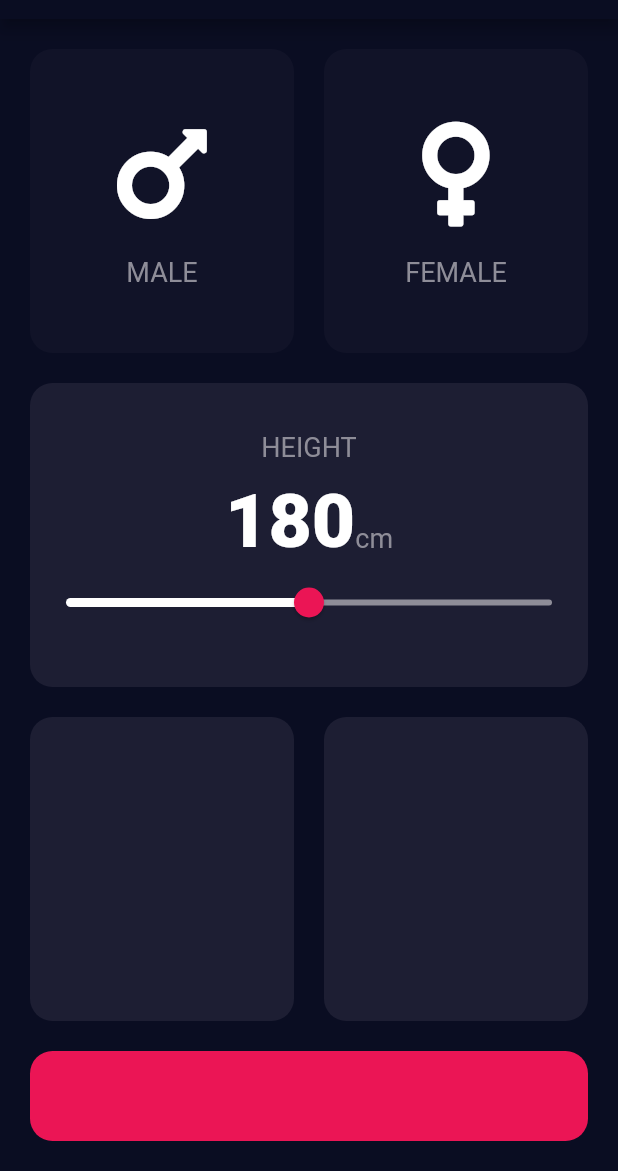
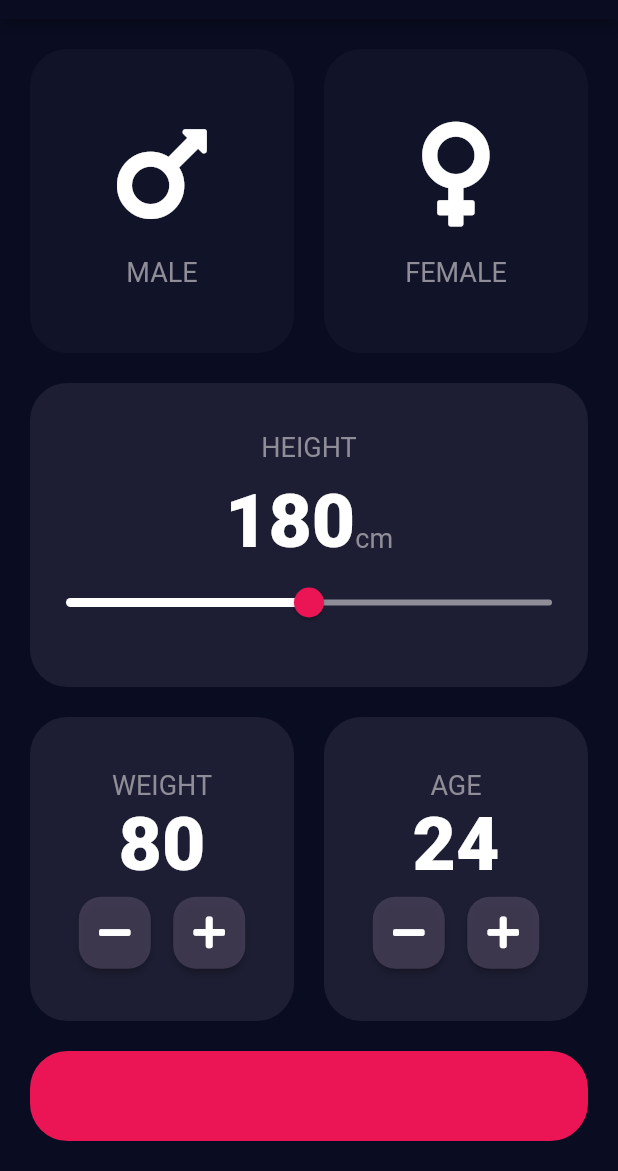
Before and after one commit to Basith-P/BMI-Calculator, a Flutter app: the screen it shows after launch, on a phone screen of 412 x 824 dp, the part 65-1236 px from its top. Run offline on Flutter 3.47's test engine with Material 2 defaults, Android fonts, the phone set to English and light mode, and no system bars; our stand-ins replace font_awesome_flutter.

Commit message:
Add weight and age cards

```diff
--- a/lib/screens/input_page.dart
+++ b/lib/screens/input_page.dart
@@ -5,6 +5,7 @@ import 'package:font_awesome_flutter/font_awesome_flutter.dart';
 import '/utils/constants.dart';
 import '/widgets/icon_content.dart';
 import '/widgets/reusable_card.dart';
+import '/widgets/round_corner_icon_button.dart';
 
 enum Gender {
   male,
@@ -19,6 +20,8 @@ class InputPage extends StatefulWidget {
 class _InputPageState extends State<InputPage> {
   Gender? selectedGender;
   int height = 180;
+  int weight = 80;
+  int age = 24;
 
   @override
   Widget build(BuildContext context) {
@@ -121,10 +124,86 @@ class _InputPageState extends State<InputPage> {
                 child: Row(
                   children: [
                     Expanded(
-                      child: ReusableCard(color: kActiveCardColor),
+                      child: ReusableCard(
+                        color: kActiveCardColor,
+                        child: Column(
+                          mainAxisAlignment: MainAxisAlignment.center,
+                          children: [
+                            Text(
+                              'WEIGHT',
+                              style: kLabelTextStyle,
+                            ),
+                            Text(
+                              weight.toString(),
+                              style: kNumberTextStyle,
+                            ),
+                            const SizedBox(height: 5),
+                            Row(
+                              mainAxisAlignment: MainAxisAlignment.center,
+                              children: [
+                                RoundCornerIconButton(
+                                  icon: FontAwesomeIcons.minus,
+                                  onPressed: () {
+                                    setState(() {
+                                      weight--;
+                                    });
+                                  },
+                                ),
+                                const SizedBox(width: 15),
+                                RoundCornerIconButton(
+                                  icon: FontAwesomeIcons.plus,
+                                  onPressed: () {
+                                    setState(() {
+                                      weight++;
+                                    });
+                                  },
+                                ),
+                              ],
+                            )
+                          ],
+                        ),
+                      ),
                     ),
                     Expanded(
-                      child: ReusableCard(color: kActiveCardColor),
+                      child: ReusableCard(
+                        color: kActiveCardColor,
+                        child: Column(
+                          mainAxisAlignment: MainAxisAlignment.center,
+                          children: [
+                            Text(
+                              'AGE',
+                              style: kLabelTextStyle,
+                            ),
+                            Text(
+                              age.toString(),
+                              style: kNumberTextStyle,
+                            ),
+                            const SizedBox(height: 5),
+                            Row(
+                              mainAxisAlignment: MainAxisAlignment.center,
+                              children: [
+                                RoundCornerIconButton(
+                                  icon: FontAwesomeIcons.minus,
+                                  onPressed: () {
+                                    setState(() {
+                                      age--;
+                                    });
+                                  },
+                                ),
+                                const SizedBox(width: 15),
+                                RoundCornerIconButton(
+                                  icon: FontAwesomeIcons.plus,
+                                  onPressed: () {
+                                    setState(() {
+                                      age++;
+                                    });
+                                  },
+                                ),
+                              ],
+                            )
+                          ],
+                        ),
+                      ),
                     ),
                   ],
                 ),
--- a/lib/utils/constants.dart
+++ b/lib/utils/constants.dart
@@ -6,11 +6,12 @@ const kLabelTextStyle = TextStyle(
 );
 
 const kNumberTextStyle = TextStyle(
+  fontFamily: 'Roboto',
   fontSize: 50,
   fontWeight: FontWeight.w900,
 );
 
 const kButtonContainerHeight = 80.0;
-const kActiveCardColor = Color(0xff1d1e33);
-const kInactiveCardColor = Color(0xff111328);
-const kPink = Color(0xffeb1555);
+const kActiveCardColor = Color(0xFF1D1E33);
+const kInactiveCardColor = Color(0xFF111328);
+const kPink = Color(0xFFEB1555);
--- a/lib/widgets/reusable_card.dart
+++ b/lib/widgets/reusable_card.dart
@@ -15,7 +15,7 @@ class ReusableCard extends StatelessWidget {
         child: child,
         margin: EdgeInsets.all(10),
         decoration: BoxDecoration(
-          borderRadius: BorderRadius.circular(15),
+          borderRadius: BorderRadius.circular(25),
           color: color,
         ),
       ),
--- /dev/null
+++ b/lib/widgets/round_corner_icon_button.dart
@@ -0,0 +1,24 @@
+import 'package:flutter/material.dart';
+
+class RoundCornerIconButton extends StatelessWidget {
+  final IconData icon;
+  final void Function() onPressed;
+
+  RoundCornerIconButton({required this.icon, required this.onPressed});
+
+  @override
+  Widget build(BuildContext context) {
+    return RawMaterialButton(
+      onPressed: onPressed,
+      child: Icon(icon),
+      constraints: BoxConstraints.tightFor(
+        width: 48,
+        height: 48,
+      ),
+      shape: RoundedRectangleBorder(
+        borderRadius: BorderRadius.circular(15),
+      ),
+      fillColor: Color(0xff4c455e).withOpacity(.7),
+    );
+  }
+}
```
